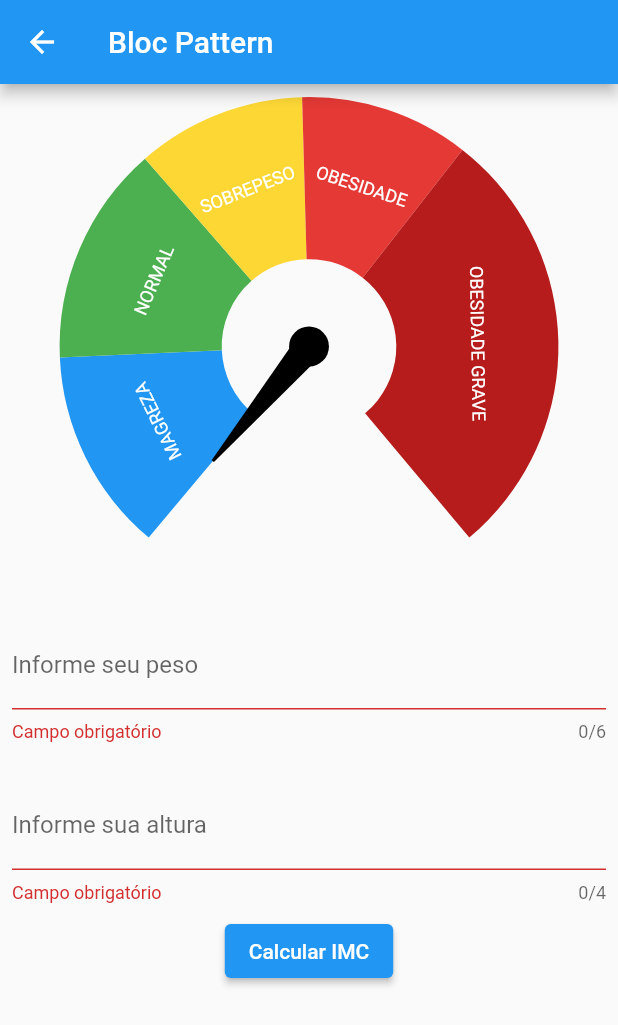
After one commit to gazinmarks/IMC-calculator-default-state-manager, a Flutter app: the BlocPatternPage screen opened by its route, after a tap on "Calcular IMC", on a phone screen of 412 x 824 dp. The commit adds this screen. Shown: the top 1025 px of the screen. Run offline on Flutter 3.47's test engine with Material 2 defaults, Android fonts, the phone set to English and light mode, and no system bars; drawn by our look-alikes of syncfusion_flutter_gauges; our stand-ins replace currency_text_input_formatter.

Commit message:
projeto finalizado

```diff
--- /dev/null
+++ b/lib/blocScrum/bloc_pattern_controller.dart
@@ -0,0 +1,28 @@
+import 'dart:async';
+import 'dart:math';
+
+import 'imc_state.dart';
+
+class BlocPatternController {
+  final _imcStreamController = StreamController<ImcState>()
+    ..add(
+      ImcState(imc: 0),
+    );
+
+  Stream<ImcState> get imcOut => _imcStreamController.stream;
+
+  Future<void> calculateImc(
+      {required double weight, required double height}) async {
+    _imcStreamController.add(ImcState(imc: 0));
+
+    await Future.delayed(const Duration(seconds: 1));
+
+    final imc = weight / pow(height, 2);
+
+    _imcStreamController.add(ImcState(imc: imc));
+
+  }
+  void dispose() {
+    _imcStreamController.close();
+  }
+}
--- /dev/null
+++ b/lib/blocScrum/bloc_pattern_page.dart
@@ -0,0 +1,124 @@
+import 'package:currency_text_input_formatter/currency_text_input_formatter.dart';
+import 'package:flutter/material.dart';
+import 'package:imc_default_state_manager/blocScrum/bloc_pattern_controller.dart';
+import 'package:intl/intl.dart';
+
+import '../widgets/graphic_range.dart';
+import 'imc_state.dart';
+
+class BlocPatternPage extends StatefulWidget {
+  const BlocPatternPage({super.key});
+
+  @override
+  State<BlocPatternPage> createState() => _BlocScrumsPageState();
+}
+
+class _BlocScrumsPageState extends State<BlocPatternPage> {
+  final weightEC = TextEditingController();
+  final heightEC = TextEditingController();
+  final formKey = GlobalKey<FormState>();
+  final controller = BlocPatternController();
+
+  @override
+  void dispose() {
+    weightEC.dispose();
+    heightEC.dispose();
+    controller.dispose();
+    super.dispose();
+  }
+
+  @override
+  Widget build(BuildContext context) {
+    return Scaffold(
+      appBar: AppBar(
+        title: const Text('Bloc Pattern'),
+      ),
+      body: SingleChildScrollView(
+        child: Center(
+          child: Form(
+            key: formKey,
+            child: Column(
+              children: [
+                StreamBuilder<ImcState>(
+                  stream: controller.imcOut,
+                  builder: (context, snapshot) {
+                    var imc = snapshot.data?.imc ?? 0;
+                    return GraphicRange(imc: imc);
+                  },
+                ),
+                Padding(
+                  padding: const EdgeInsets.all(8.0),
+                  child: TextFormField(
+                    validator: (String? value) {
+                      if (value == null || value.isEmpty) {
+                        return 'Campo obrigatório';
+                      }
+                      return null;
+                    },
+                    controller: weightEC,
+                    maxLength: 6,
+                    inputFormatters: [
+                      CurrencyTextInputFormatter(
+                        decimalDigits: 2,
+                        symbol: '',
+                        locale: 'pt_BR',
+                      ),
+                    ],
+                    keyboardType: TextInputType.number,
+                    decoration:
+                        const InputDecoration(labelText: 'Informe seu peso'),
+                  ),
+                ),
+                const SizedBox(
+                  height: 10,
+                ),
+                Padding(
+                  padding: const EdgeInsets.all(8.0),
+                  child: TextFormField(
+                    validator: (String? value) {
+                      if (value == null || value.isEmpty) {
+                        return 'Campo obrigatório';
+                      }
+                      return null;
+                    },
+                    controller: heightEC,
+                    maxLength: 4,
+                    inputFormatters: [
+                      CurrencyTextInputFormatter(
+                        decimalDigits: 2,
+                        symbol: '',
+                        locale: 'pt_BR',
+                      ),
+                    ],
+                    keyboardType: TextInputType.number,
+                    decoration:
+                        const InputDecoration(labelText: 'Informe sua altura'),
+                  ),
+                ),
+                ElevatedButton(
+                  onPressed: () {
+                    final formValid = formKey.currentState?.validate() ?? false;
+                    if (formValid) {
+                      final formatter = NumberFormat.simpleCurrency(
+                        locale: 'pt_BR',
+                        decimalDigits: 2,
+                      );
+
+                      final double weight =
+                          formatter.parse(weightEC.text) as double;
+                      final double height =
+                          formatter.parse(heightEC.text) as double;
+
+                      controller.calculateImc(weight: weight, height: height);
+                    }
+                  },
+                  child: const Text('Calcular IMC'),
+                ),
+              ],
+            ),
+          ),
+        ),
+      ),
+    );
+  }
+}
--- /dev/null
+++ b/lib/blocScrum/imc_state.dart
@@ -0,0 +1,8 @@
+// ignore_for_file: public_member_api_docs, sort_constructors_first
+
+class ImcState {
+  final double imc;
+  ImcState({
+    required this.imc,
+  });
+}
--- a/lib/home_page.dart
+++ b/lib/home_page.dart
@@ -33,9 +33,9 @@ class HomePage extends StatelessWidget {
             ),
             ElevatedButton(
               onPressed: () {
-                Navigator.of(context).pushNamed('/bloc_scrums');
+                Navigator.of(context).pushNamed('/bloc_pattern');
               },
-              child: const Text('Bloc(Scrums)'),
+              child: const Text('Bloc Pattern'),
             ),
           ],
         ),
--- a/lib/main.dart
+++ b/lib/main.dart
@@ -1,5 +1,5 @@
 import 'package:flutter/material.dart';
-import 'package:imc_default_state_manager/blocScrums/bloc_scrums_page.dart';
+import 'package:imc_default_state_manager/blocScrum/bloc_pattern_page.dart';
 import 'package:imc_default_state_manager/changeNotifier/change_notifier_page.dart';
 import 'package:imc_default_state_manager/home_page.dart';
 import 'package:imc_default_state_manager/setState/set_state_page.dart';
@@ -25,7 +25,7 @@ class MyApp extends StatelessWidget {
         '/set_state': (context) => const SetStatePage(),
         '/change_notifier': (context) => const ChangeNotifierPage(),
         '/value_notifier': (context) => const ValueNotifierPage(),
-        '/bloc_scrums': (context) => const BlocScrumsPage(),
+        '/bloc_pattern': (context) => const BlocPatternPage(),
       },
     );
   }
--- a/lib/widgets/imc_gauge_range.dart
+++ b/lib/widgets/imc_gauge_range.dart
@@ -14,7 +14,11 @@ class ImcGaugeRange extends GaugeRange {
           color: color,
           label: label,
           sizeUnit: GaugeSizeUnit.factor,
-          labelStyle: const GaugeTextStyle(fontSize: 12, fontFamily: 'Times'),
+          labelStyle: const GaugeTextStyle(
+            fontSize: 12,
+            fontFamily: 'Times',
+            color: Colors.white,
+          ),
           startWidth: 0.65,
           endWidth: 0.65,
         );
```
Also changed, not shown: lib/blocScrums/bloc_scrums_page.dart (deleted, +0 -79 lines).
